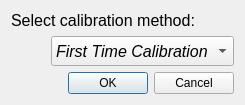
Qt form widgets/calib/calibration_dialog.ui (IRMA-LAB/cable_robot) before a commit.
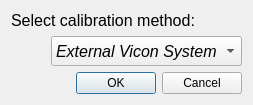
The same form after that commit. Icons and pictures are not drawn.

```diff
--- a/widgets/calib/calibration_dialog.ui
+++ b/widgets/calib/calibration_dialog.ui
@@ -73,12 +73,7 @@
        </property>
        <item>
         <property name="text">
-         <string>First Time Calibration</string>
-        </property>
-       </item>
-       <item>
-        <property name="text">
-         <string>Adjustment</string>
+         <string>External Vicon System</string>
         </property>
        </item>
       </widget>
```
Left out of the diff: 4 changed lines with no effect on the pictures.
